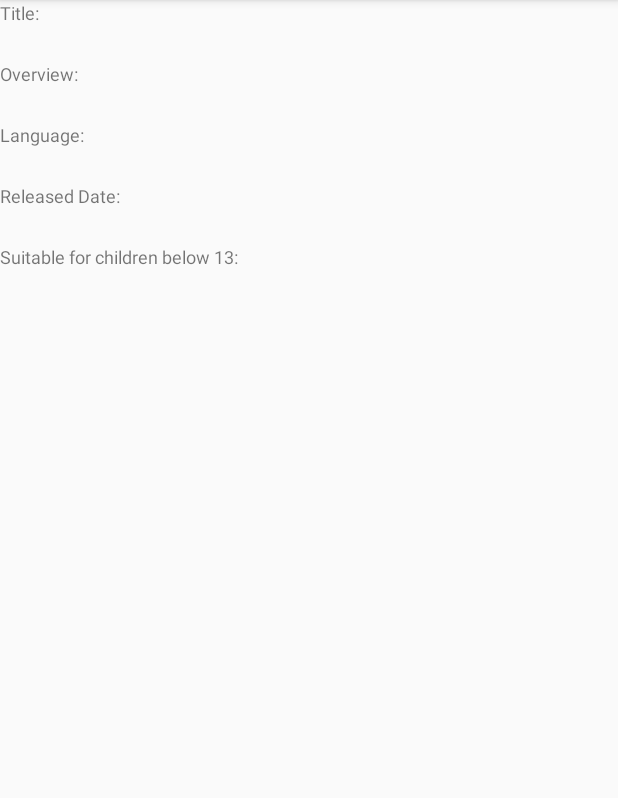
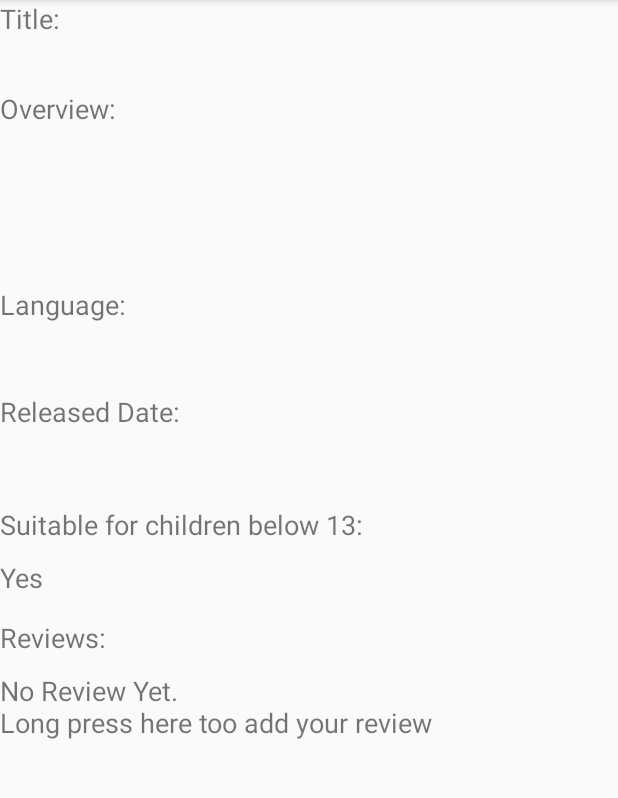
Before and after one commit to RaysonKira/Practical-Assignment--Rayson-, an Android app: the viewMovie screen opened directly, with no data from a screen before it, on a phone screen of 412 x 824 dp, the part 84-882 px from its top. Run offline under Robolectric (Android 15) with nearby library versions, the phone set to English and light mode, and no system bars.

Commit message:
push 1 (intermediate)

```diff
--- a/MovieRater3 (Backup)/app/src/main/java/com/nyp/sit/dit/it2107/movierater/movie.kt
+++ b/MovieRater3 (Backup)/app/src/main/java/com/nyp/sit/dit/it2107/movierater/movie.kt
@@ -2,7 +2,7 @@ package com.nyp.sit.dit.it2107.movierater
 
 import org.intellij.lang.annotations.Language
 
-class Movie (radioButtonInput: String, checkedOrNt: String, inputName: String, inputDesc: String, releasedDate: String, violence:String, language: String)
+class Movie (radioButtonInput: String, checkedOrNt: String, inputName: String, inputDesc: String, releasedDate: String, violence:String, language: String, review: Int)
 {
     var radioButtonInput: String
     var checkedOrNt: String
@@ -11,6 +11,7 @@ class Movie (radioButtonInput: String, checkedOrNt: String, inputName: String, i
     var releasedDate: String
     var violence: String
     var language: String
+    var review: Int
 
     init {
         this.radioButtonInput = radioButtonInput
@@ -20,7 +21,8 @@ class Movie (radioButtonInput: String, checkedOrNt: String, inputName: String, i
         this.releasedDate = releasedDate
         this.violence = violence
         this.language = language
+        this.review = review
     }
 }
 
-var movieObject = Movie("", "", "","","", "","")
+var movieObject = Movie("", "", "","","", "","", -1)
--- a/MovieRater3 (Backup)/app/src/main/java/com/nyp/sit/dit/it2107/movierater/noMovie.kt
+++ b/MovieRater3 (Backup)/app/src/main/java/com/nyp/sit/dit/it2107/movierater/noMovie.kt
@@ -27,7 +27,6 @@ class noMovie: AppCompatActivity() {
     }
 
     override fun onContextItemSelected(item: MenuItem?): Boolean {
-
         if (item?.itemId == 1001){
             var intentView = Intent(this, MainActivity::class.java)
             startActivity(intentView)
--- a/MovieRater3 (Backup)/app/src/main/java/com/nyp/sit/dit/it2107/movierater/viewMovie.kt
+++ b/MovieRater3 (Backup)/app/src/main/java/com/nyp/sit/dit/it2107/movierater/viewMovie.kt
@@ -13,11 +13,26 @@ class viewMovie: AppCompatActivity() {
         super.onCreate(savedInstanceState)
         setContentView(R.layout.view_movie)
 
+        var suitable = ""
+
         titleTextView.text = movieObject.inputName
         overviewTextView.text = movieObject.inputDesc
         languageTextView.text = movieObject.radioButtonInput
         dateTextView.text = movieObject.releasedDate
-        var checked =  movieObject.violence + "\n" + movieObject.language
-        m18TextView.text = checked
+        if (movieObject.violence != "" || movieObject.language != "")
+        {
+            suitable = "No"
+        }
+        else
+        {
+            suitable = "Yes"
+        }
+        m18TextView.text = suitable
+
+        //Check if there is any review
+        if (movieObject.review == -1)
+        {
+            reviewTextView.text = "No Review Yet." + "\n" + "Long press here too add your review"
+        }
     }
 }
--- a/MovieRater3 (Backup)/app/src/main/res/layout/view_movie.xml
+++ b/MovieRater3 (Backup)/app/src/main/res/layout/view_movie.xml
@@ -7,65 +7,78 @@
     <TextView
             android:id="@+id/textView4"
             android:layout_width="wrap_content"
-            android:layout_height="wrap_content"
+            android:layout_height="35dp"
             android:text="Title:"
-            android:textSize="12sp"/>
+            android:textSize="18sp"/>
 
 
     <TextView
             android:id="@+id/titleTextView"
-            android:layout_width="71dp"
-            android:layout_height="24dp"
+            android:layout_width="match_parent"
+            android:layout_height="wrap_content"
             android:text="TextView"
-            android:textSize="12sp"/>
+            android:textSize="18sp"/>
     <TextView
             android:id="@+id/textView2"
             android:layout_width="wrap_content"
-            android:layout_height="wrap_content"
+            android:layout_height="35dp"
             android:text="Overview:"
-            android:textSize="12sp"/>
+            android:textSize="18sp"/>
     <TextView
             android:id="@+id/overviewTextView"
-            android:layout_width="71dp"
-            android:layout_height="24dp"
+            android:layout_width="match_parent"
+            android:layout_height="95dp"
             android:text="TextView"
-            android:textSize="12sp"/>
+            android:textSize="18sp"/>
     <TextView
             android:id="@+id/textView3"
             android:layout_width="wrap_content"
-            android:layout_height="wrap_content"
+            android:layout_height="35dp"
             android:text="Language:"
-            android:textSize="12sp"/>
+            android:textSize="18sp"/>
     <TextView
             android:id="@+id/languageTextView"
-            android:layout_width="72dp"
-            android:layout_height="24dp"
+            android:layout_width="match_parent"
+            android:layout_height="36dp"
             android:text="TextView"
-            android:textSize="12sp"/>
+            android:textSize="18sp"/>
     <TextView
             android:id="@+id/textView5"
             android:layout_width="wrap_content"
-            android:layout_height="wrap_content"
+            android:layout_height="35dp"
             android:text="Released Date:"
-            android:textSize="12sp"/>
+            android:textSize="18sp"/>
 
     <TextView
             android:id="@+id/dateTextView"
-            android:layout_width="71dp"
-            android:layout_height="24dp"
+            android:layout_width="match_parent"
+            android:layout_height="40dp"
             android:text="TextView"
-            android:textSize="12sp"/>
+            android:textSize="18sp"/>
     <TextView
             android:id="@+id/textView6"
             android:layout_width="wrap_content"
-            android:layout_height="wrap_content"
+            android:layout_height="35dp"
             android:text="Suitable for children below 13:"
-            android:textSize="12sp"/>
+            android:textSize="18sp"/>
 
     <TextView
             android:id="@+id/m18TextView"
-            android:layout_width="71dp"
+            android:layout_width="match_parent"
             android:layout_height="40dp"
             android:text="TextView"
-            android:textSize="12sp"/>
+            android:textSize="18sp"/>
+    <TextView
+            android:id="@+id/textView7"
+            android:layout_width="wrap_content"
+            android:layout_height="35dp"
+            android:text="Reviews: "
+            android:textSize="18sp"/>
+
+    <TextView
+            android:id="@+id/reviewTextView"
+            android:layout_width="match_parent"
+            android:layout_height="71dp"
+            android:text="TextView"
+            android:textSize="18sp"/>
 </LinearLayout>
```
Also changed, not shown: MovieRater3 (Backup)/app/src/main/java/com/nyp/sit/dit/it2107/movierater/MainActivity.kt (+15 -14 lines), MovieRater3 (Backup)/app/src/main/res/layout/activity_main.xml (+0 -17 lines), MovieRater3 (Backup)/app/src/main/res/menu/main.xml (added, +14 -0 lines), 1 other file.
